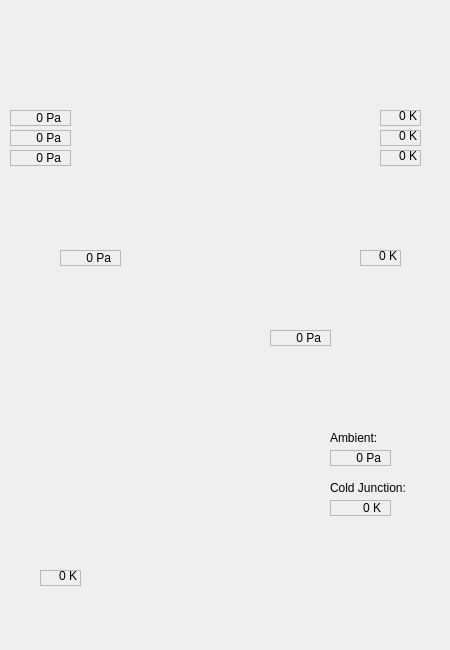
The window that MEEGA-Groundstation/UI-Files/MEEGA_liveValuesWidget.ui (JanNiklasJuedt/MEEGA-Software) describes before a commit, drawn with Qt 5.
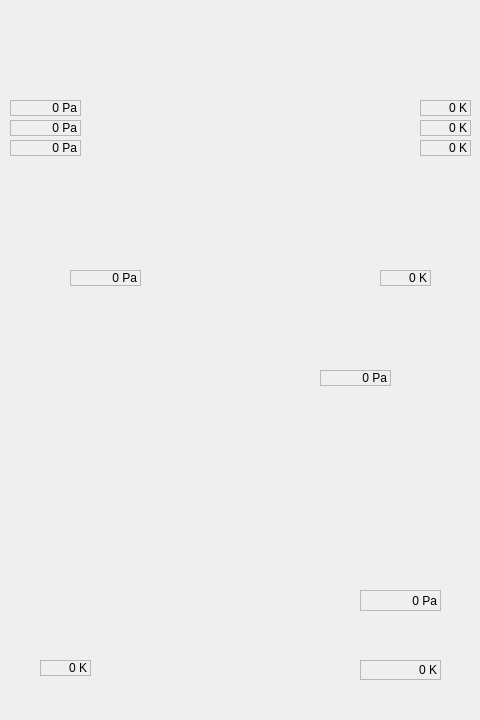
The same window after the commit.

What changed in the file:
```diff
--- a/MEEGA-Groundstation/UI-Files/MEEGA_liveValuesWidget.ui
+++ b/MEEGA-Groundstation/UI-Files/MEEGA_liveValuesWidget.ui
@@ -6,8 +6,8 @@
    <rect>
     <x>0</x>
     <y>0</y>
-    <width>450</width>
-    <height>650</height>
+    <width>480</width>
+    <height>720</height>
    </rect>
   </property>
   <property name="sizePolicy">
@@ -18,235 +18,25 @@
   </property>
   <property name="minimumSize">
    <size>
-    <width>450</width>
-    <height>650</height>
+    <width>480</width>
+    <height>720</height>
    </size>
   </property>
   <property name="maximumSize">
    <size>
-    <width>450</width>
-    <height>650</height>
+    <width>480</width>
+    <height>720</height>
    </size>
   </property>
   <property name="windowTitle">
    <string>Live Values Widget</string>
   </property>
-  <widget class="QFrame" name="frame">
-   <property name="geometry">
-    <rect>
-     <x>10</x>
-     <y>130</y>
-     <width>61</width>
-     <height>16</height>
-    </rect>
-   </property>
-   <property name="frameShape">
-    <enum>QFrame::Shape::StyledPanel</enum>
-   </property>
-   <property name="frameShadow">
-    <enum>QFrame::Shadow::Raised</enum>
-   </property>
-   <property name="lineWidth">
-    <number>3</number>
-   </property>
-   <widget class="QLabel" name="nozzlePressure2">
-    <property name="geometry">
-     <rect>
-      <x>0</x>
-      <y>0</y>
-      <width>51</width>
-      <height>16</height>
-     </rect>
-    </property>
-    <property name="text">
-     <string>0 Pa</string>
-    </property>
-    <property name="alignment">
-     <set>Qt::AlignmentFlag::AlignRight|Qt::AlignmentFlag::AlignTrailing|Qt::AlignmentFlag::AlignVCenter</set>
-    </property>
-   </widget>
-  </widget>
-  <widget class="QFrame" name="frame_2">
-   <property name="geometry">
-    <rect>
-     <x>10</x>
-     <y>150</y>
-     <width>61</width>
-     <height>16</height>
-    </rect>
-   </property>
-   <property name="frameShape">
-    <enum>QFrame::Shape::StyledPanel</enum>
-   </property>
-   <property name="frameShadow">
-    <enum>QFrame::Shadow::Raised</enum>
-   </property>
-   <property name="lineWidth">
-    <number>3</number>
-   </property>
-   <widget class="QLabel" name="nozzlePressure1">
-    <property name="geometry">
-     <rect>
-      <x>0</x>
-      <y>0</y>
-      <width>51</width>
-      <height>16</height>
-     </rect>
-    </property>
-    <property name="text">
-     <string>0 Pa</string>
-    </property>
-    <property name="alignment">
-     <set>Qt::AlignmentFlag::AlignRight|Qt::AlignmentFlag::AlignTrailing|Qt::AlignmentFlag::AlignVCenter</set>
-    </property>
-   </widget>
-  </widget>
-  <widget class="QFrame" name="frame_3">
-   <property name="geometry">
-    <rect>
-     <x>380</x>
-     <y>110</y>
-     <width>41</width>
-     <height>16</height>
-    </rect>
-   </property>
-   <property name="frameShape">
-    <enum>QFrame::Shape::StyledPanel</enum>
-   </property>
-   <property name="frameShadow">
-    <enum>QFrame::Shadow::Raised</enum>
-   </property>
-   <property name="lineWidth">
-    <number>3</number>
-   </property>
-   <widget class="QLabel" name="nozzleTemperature3">
-    <property name="geometry">
-     <rect>
-      <x>0</x>
-      <y>0</y>
-      <width>37</width>
-      <height>12</height>
-     </rect>
-    </property>
-    <property name="text">
-     <string>0 K</string>
-    </property>
-    <property name="alignment">
-     <set>Qt::AlignmentFlag::AlignRight|Qt::AlignmentFlag::AlignTrailing|Qt::AlignmentFlag::AlignVCenter</set>
-    </property>
-   </widget>
-  </widget>
-  <widget class="QFrame" name="frame_4">
-   <property name="geometry">
-    <rect>
-     <x>10</x>
-     <y>110</y>
-     <width>61</width>
-     <height>16</height>
-    </rect>
-   </property>
-   <property name="frameShape">
-    <enum>QFrame::Shape::StyledPanel</enum>
-   </property>
-   <property name="frameShadow">
-    <enum>QFrame::Shadow::Raised</enum>
-   </property>
-   <property name="lineWidth">
-    <number>3</number>
-   </property>
-   <widget class="QLabel" name="nozzlePressure3">
-    <property name="geometry">
-     <rect>
-      <x>0</x>
-      <y>0</y>
-      <width>51</width>
-      <height>16</height>
-     </rect>
-    </property>
-    <property name="text">
-     <string>0 Pa</string>
-    </property>
-    <property name="alignment">
-     <set>Qt::AlignmentFlag::AlignRight|Qt::AlignmentFlag::AlignTrailing|Qt::AlignmentFlag::AlignVCenter</set>
-    </property>
-   </widget>
-  </widget>
-  <widget class="QFrame" name="frame_5">
-   <property name="geometry">
-    <rect>
-     <x>60</x>
-     <y>250</y>
-     <width>61</width>
-     <height>16</height>
-    </rect>
-   </property>
-   <property name="frameShape">
-    <enum>QFrame::Shape::StyledPanel</enum>
-   </property>
-   <property name="frameShadow">
-    <enum>QFrame::Shadow::Raised</enum>
-   </property>
-   <property name="lineWidth">
-    <number>3</number>
-   </property>
-   <widget class="QLabel" name="chamberPressure">
-    <property name="geometry">
-     <rect>
-      <x>0</x>
-      <y>0</y>
-      <width>51</width>
-      <height>16</height>
-     </rect>
-    </property>
-    <property name="text">
-     <string>0 Pa</string>
-    </property>
-    <property name="alignment">
-     <set>Qt::AlignmentFlag::AlignRight|Qt::AlignmentFlag::AlignTrailing|Qt::AlignmentFlag::AlignVCenter</set>
-    </property>
-   </widget>
-  </widget>
-  <widget class="QFrame" name="frame_6">
-   <property name="geometry">
-    <rect>
-     <x>270</x>
-     <y>330</y>
-     <width>61</width>
-     <height>16</height>
-    </rect>
-   </property>
-   <property name="frameShape">
-    <enum>QFrame::Shape::StyledPanel</enum>
-   </property>
-   <property name="frameShadow">
-    <enum>QFrame::Shadow::Raised</enum>
-   </property>
-   <property name="lineWidth">
-    <number>3</number>
-   </property>
-   <widget class="QLabel" name="accumulatorPressure">
-    <property name="geometry">
-     <rect>
-      <x>0</x>
-      <y>0</y>
-      <width>51</width>
-      <height>16</height>
-     </rect>
-    </property>
-    <property name="text">
-     <string>0 Pa</string>
-    </property>
-    <property name="alignment">
-     <set>Qt::AlignmentFlag::AlignRight|Qt::AlignmentFlag::AlignTrailing|Qt::AlignmentFlag::AlignVCenter</set>
-    </property>
-   </widget>
-  </widget>
-  <widget class="QFrame" name="frame_7">
+  <widget class="QLabel" name="accumulatorTemperature">
    <property name="geometry">
     <rect>
      <x>40</x>
-     <y>570</y>
-     <width>41</width>
+     <y>660</y>
+     <width>51</width>
      <height>16</height>
     </rect>
    </property>
@@ -254,34 +44,49 @@
     <enum>QFrame::Shape::StyledPanel</enum>
    </property>
    <property name="frameShadow">
-    <enum>QFrame::Shadow::Raised</enum>
+    <enum>QFrame::Shadow::Sunken</enum>
    </property>
    <property name="lineWidth">
-    <number>3</number>
+    <number>5</number>
    </property>
-   <widget class="QLabel" name="accumulatorTemperature">
-    <property name="geometry">
-     <rect>
-      <x>0</x>
-      <y>0</y>
-      <width>37</width>
-      <height>12</height>
-     </rect>
-    </property>
-    <property name="text">
-     <string>0 K</string>
-    </property>
-    <property name="alignment">
-     <set>Qt::AlignmentFlag::AlignRight|Qt::AlignmentFlag::AlignTrailing|Qt::AlignmentFlag::AlignVCenter</set>
-    </property>
-   </widget>
+   <property name="text">
+    <string>0 K</string>
+   </property>
+   <property name="alignment">
+    <set>Qt::AlignmentFlag::AlignRight|Qt::AlignmentFlag::AlignTrailing|Qt::AlignmentFlag::AlignVCenter</set>
+   </property>
   </widget>
-  <widget class="QFrame" name="frame_8">
+  <widget class="QLabel" name="coldJunctionTemperature">
    <property name="geometry">
     <rect>
-     <x>380</x>
-     <y>130</y>
-     <width>41</width>
+     <x>360</x>
+     <y>660</y>
+     <width>81</width>
+     <height>20</height>
+    </rect>
+   </property>
+   <property name="frameShape">
+    <enum>QFrame::Shape::StyledPanel</enum>
+   </property>
+   <property name="frameShadow">
+    <enum>QFrame::Shadow::Sunken</enum>
+   </property>
+   <property name="lineWidth">
+    <number>5</number>
+   </property>
+   <property name="text">
+    <string>0 K</string>
+   </property>
+   <property name="alignment">
+    <set>Qt::AlignmentFlag::AlignRight|Qt::AlignmentFlag::AlignTrailing|Qt::AlignmentFlag::AlignVCenter</set>
+   </property>
+  </widget>
+  <widget class="QLabel" name="accumulatorPressure">
+   <property name="geometry">
+    <rect>
+     <x>320</x>
+     <y>370</y>
+     <width>71</width>
      <height>16</height>
     </rect>
    </property>
@@ -289,34 +94,24 @@
     <enum>QFrame::Shape::StyledPanel</enum>
    </property>
    <property name="frameShadow">
-    <enum>QFrame::Shadow::Raised</enum>
+    <enum>QFrame::Shadow::Sunken</enum>
    </property>
    <property name="lineWidth">
-    <number>3</number>
+    <number>5</number>
    </property>
-   <widget class="QLabel" name="nozzleTemperature2">
-    <property name="geometry">
-     <rect>
-      <x>0</x>
-      <y>0</y>
-      <width>37</width>
-      <height>12</height>
-     </rect>
-    </property>
-    <property name="text">
-     <string>0 K</string>
-    </property>
-    <property name="alignment">
-     <set>Qt::AlignmentFlag::AlignRight|Qt::AlignmentFlag::AlignTrailing|Qt::AlignmentFlag::AlignVCenter</set>
-    </property>
-   </widget>
+   <property name="text">
+    <string>0 Pa</string>
+   </property>
+   <property name="alignment">
+    <set>Qt::AlignmentFlag::AlignRight|Qt::AlignmentFlag::AlignTrailing|Qt::AlignmentFlag::AlignVCenter</set>
+   </property>
   </widget>
-  <widget class="QFrame" name="frame_9">
+  <widget class="QLabel" name="nozzlePressure3">
    <property name="geometry">
     <rect>
-     <x>380</x>
-     <y>150</y>
-     <width>41</width>
+     <x>10</x>
+     <y>100</y>
+     <width>71</width>
      <height>16</height>
     </rect>
    </property>
@@ -324,34 +119,24 @@
     <enum>QFrame::Shape::StyledPanel</enum>
    </property>
    <property name="frameShadow">
-    <enum>QFrame::Shadow::Raised</enum>
+    <enum>QFrame::Shadow::Sunken</enum>
    </property>
    <property name="lineWidth">
-    <number>3</number>
+    <number>5</number>
    </property>
-   <widget class="QLabel" name="nozzleTemperature1">
-    <property name="geometry">
-     <rect>
-      <x>0</x>
-      <y>0</y>
-      <width>37</width>
-      <height>12</height>
-     </rect>
-    </property>
-    <property name="text">
-     <string>0 K</string>
-    </property>
-    <property name="alignment">
-     <set>Qt::AlignmentFlag::AlignRight|Qt::AlignmentFlag::AlignTrailing|Qt::AlignmentFlag::AlignVCenter</set>
-    </property>
-   </widget>
+   <property name="text">
+    <string>0 Pa</string>
+   </property>
+   <property name="alignment">
+    <set>Qt::AlignmentFlag::AlignRight|Qt::AlignmentFlag::AlignTrailing|Qt::AlignmentFlag::AlignVCenter</set>
+   </property>
   </widget>
-  <widget class="QFrame" name="frame_10">
+  <widget class="QLabel" name="nozzlePressure2">
    <property name="geometry">
     <rect>
-     <x>360</x>
-     <y>250</y>
-     <width>41</width>
+     <x>10</x>
+     <y>120</y>
+     <width>71</width>
      <height>16</height>
     </rect>
    </property>
@@ -359,47 +144,49 @@
     <enum>QFrame::Shape::StyledPanel</enum>
    </property>
    <property name="frameShadow">
-    <enum>QFrame::Shadow::Raised</enum>
+    <enum>QFrame::Shadow::Sunken</enum>
    </property>
    <property name="lineWidth">
-    <number>3</number>
+    <number>5</number>
    </property>
-   <widget class="QLabel" name="chamberTemperature">
-    <property name="geometry">
-     <rect>
-      <x>0</x>
-      <y>0</y>
-      <width>37</width>
-      <height>12</height>
-     </rect>
-    </property>
-    <property name="text">
-     <string>0 K</string>
-    </property>
-    <property name="alignment">
-     <set>Qt::AlignmentFlag::AlignRight|Qt::AlignmentFlag::AlignTrailing|Qt::AlignmentFlag::AlignVCenter</set>
-    </property>
-   </widget>
+   <property name="text">
+    <string>0 Pa</string>
+   </property>
+   <property name="alignment">
+    <set>Qt::AlignmentFlag::AlignRight|Qt::AlignmentFlag::AlignTrailing|Qt::AlignmentFlag::AlignVCenter</set>
+   </property>
   </widget>
-  <widget class="QLabel" name="label">
+  <widget class="QLabel" name="nozzlePressure1">
    <property name="geometry">
     <rect>
-     <x>330</x>
-     <y>480</y>
-     <width>81</width>
+     <x>10</x>
+     <y>140</y>
+     <width>71</width>
      <height>16</height>
     </rect>
    </property>
+   <property name="frameShape">
+    <enum>QFrame::Shape::StyledPanel</enum>
+   </property>
+   <property name="frameShadow">
+    <enum>QFrame::Shadow::Sunken</enum>
+   </property>
+   <property name="lineWidth">
+    <number>5</number>
+   </property>
    <property name="text">
-    <string>Cold Junction:</string>
+    <string>0 Pa</string>
    </property>
+   <property name="alignment">
+    <set>Qt::AlignmentFlag::AlignRight|Qt::AlignmentFlag::AlignTrailing|Qt::AlignmentFlag::AlignVCenter</set>
+   </property>
   </widget>
-  <widget class="QFrame" name="frame_11">
+  <widget class="QLabel" name="nozzleTemperature3">
    <property name="geometry">
     <rect>
-     <x>330</x>
-     <y>500</y>
-     <width>61</width>
+     <x>420</x>
+     <y>100</y>
+     <width>51</width>
      <height>16</height>
     </rect>
    </property>
@@ -407,34 +194,24 @@
     <enum>QFrame::Shape::StyledPanel</enum>
    </property>
    <property name="frameShadow">
-    <enum>QFrame::Shadow::Raised</enum>
+    <enum>QFrame::Shadow::Sunken</enum>
    </property>
    <property name="lineWidth">
-    <number>3</number>
+    <number>5</number>
    </property>
-   <widget class="QLabel" name="coldJunctionTemperature">
-    <property name="geometry">
-     <rect>
-      <x>0</x>
-      <y>0</y>
-      <width>51</width>
-      <height>16</height>
-     </rect>
-    </property>
-    <property name="text">
-     <string>0 K</string>
-    </property>
-    <property name="alignment">
-     <set>Qt::AlignmentFlag::AlignRight|Qt::AlignmentFlag::AlignTrailing|Qt::AlignmentFlag::AlignVCenter</set>
-    </property>
-   </widget>
+   <property name="text">
+    <string>0 K</string>
+   </property>
+   <property name="alignment">
+    <set>Qt::AlignmentFlag::AlignRight|Qt::AlignmentFlag::AlignTrailing|Qt::AlignmentFlag::AlignVCenter</set>
+   </property>
   </widget>
-  <widget class="QFrame" name="frame_12">
+  <widget class="QLabel" name="nozzleTemperature2">
    <property name="geometry">
     <rect>
-     <x>330</x>
-     <y>450</y>
-     <width>61</width>
+     <x>420</x>
+     <y>120</y>
+     <width>51</width>
      <height>16</height>
     </rect>
    </property>
@@ -442,39 +219,116 @@
     <enum>QFrame::Shape::StyledPanel</enum>
    </property>
    <property name="frameShadow">
-    <enum>QFrame::Shadow::Raised</enum>
+    <enum>QFrame::Shadow::Sunken</enum>
    </property>
    <property name="lineWidth">
-    <number>3</number>
+    <number>5</number>
    </property>
-   <widget class="QLabel" name="ambientPressure">
-    <property name="geometry">
-     <rect>
-      <x>0</x>
-      <y>0</y>
-      <width>51</width>
-      <height>16</height>
-     </rect>
-    </property>
-    <property name="text">
-     <string>0 Pa</string>
-    </property>
-    <property name="alignment">
-     <set>Qt::AlignmentFlag::AlignRight|Qt::AlignmentFlag::AlignTrailing|Qt::AlignmentFlag::AlignVCenter</set>
-    </property>
-   </widget>
+   <property name="text">
+    <string>0 K</string>
+   </property>
+   <property name="alignment">
+    <set>Qt::AlignmentFlag::AlignRight|Qt::AlignmentFlag::AlignTrailing|Qt::AlignmentFlag::AlignVCenter</set>
+   </property>
   </widget>
-  <widget class="QLabel" name="label_3">
+  <widget class="QLabel" name="nozzleTemperature1">
    <property name="geometry">
     <rect>
-     <x>330</x>
-     <y>430</y>
-     <width>61</width>
+     <x>420</x>
+     <y>140</y>
+     <width>51</width>
      <height>16</height>
     </rect>
    </property>
+   <property name="frameShape">
+    <enum>QFrame::Shape::StyledPanel</enum>
+   </property>
+   <property name="frameShadow">
+    <enum>QFrame::Shadow::Sunken</enum>
+   </property>
+   <property name="lineWidth">
+    <number>5</number>
+   </property>
    <property name="text">
-    <string>Ambient:</string>
+    <string>0 K</string>
+   </property>
+   <property name="alignment">
+    <set>Qt::AlignmentFlag::AlignRight|Qt::AlignmentFlag::AlignTrailing|Qt::AlignmentFlag::AlignVCenter</set>
+   </property>
+  </widget>
+  <widget class="QLabel" name="chamberTemperature">
+   <property name="geometry">
+    <rect>
+     <x>380</x>
+     <y>270</y>
+     <width>51</width>
+     <height>16</height>
+    </rect>
+   </property>
+   <property name="frameShape">
+    <enum>QFrame::Shape::StyledPanel</enum>
+   </property>
+   <property name="frameShadow">
+    <enum>QFrame::Shadow::Sunken</enum>
+   </property>
+   <property name="lineWidth">
+    <number>5</number>
+   </property>
+   <property name="text">
+    <string>0 K</string>
+   </property>
+   <property name="alignment">
+    <set>Qt::AlignmentFlag::AlignRight|Qt::AlignmentFlag::AlignTrailing|Qt::AlignmentFlag::AlignVCenter</set>
+   </property>
+  </widget>
+  <widget class="QLabel" name="ambientPressure">
+   <property name="geometry">
+    <rect>
+     <x>360</x>
+     <y>590</y>
+     <width>81</width>
+     <height>21</height>
+    </rect>
+   </property>
+   <property name="frameShape">
+    <enum>QFrame::Shape::StyledPanel</enum>
+   </property>
+   <property name="frameShadow">
+    <enum>QFrame::Shadow::Sunken</enum>
+   </property>
+   <property name="lineWidth">
+    <number>5</number>
+   </property>
+   <property name="text">
+    <string>0 Pa</string>
+   </property>
+   <property name="alignment">
+    <set>Qt::AlignmentFlag::AlignRight|Qt::AlignmentFlag::AlignTrailing|Qt::AlignmentFlag::AlignVCenter</set>
+   </property>
+  </widget>
+  <widget class="QLabel" name="chamberPressure">
+   <property name="geometry">
+    <rect>
+     <x>70</x>
+     <y>270</y>
+     <width>71</width>
+     <height>16</height>
+    </rect>
+   </property>
+   <property name="frameShape">
+    <enum>QFrame::Shape::StyledPanel</enum>
+   </property>
+   <property name="frameShadow">
+    <enum>QFrame::Shadow::Sunken</enum>
+   </property>
+   <property name="lineWidth">
+    <number>5</number>
+   </property>
+   <property name="text">
+    <string>0 Pa</string>
+   </property>
+   <property name="alignment">
+    <set>Qt::AlignmentFlag::AlignRight|Qt::AlignmentFlag::AlignTrailing|Qt::AlignmentFlag::AlignVCenter</set>
    </property>
   </widget>
  </widget>
```
